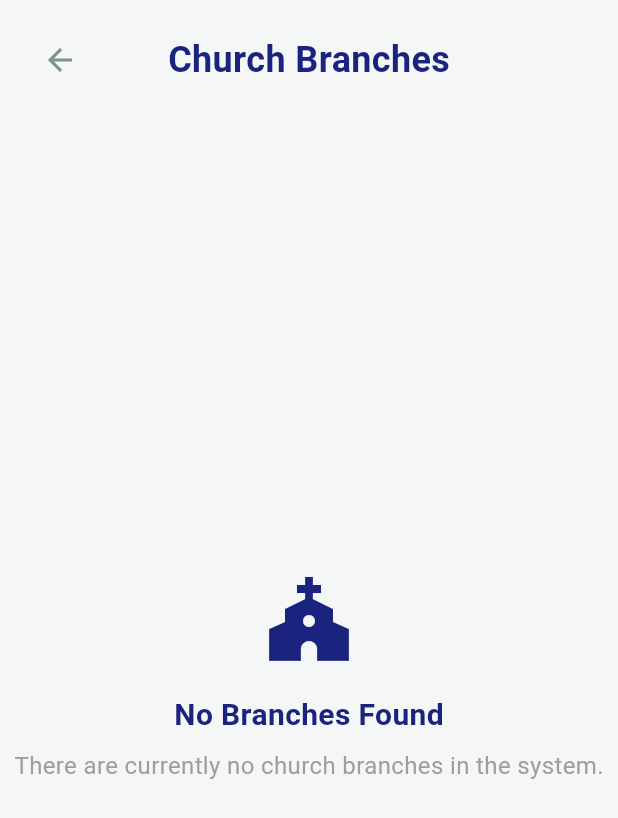
After one commit to AYSamuel/agbc-app, a Flutter app: the AdminScreen screen opened directly, after a tap on "Branches", on a phone screen of 412 x 824 dp. The commit adds this screen. Shown: the top 818 px of the screen. Run offline on Flutter 3.47's test engine with Material 3 defaults, Android fonts, the phone set to English and light mode, and no system bars; our stand-ins replace cloud_firestore, firebase_auth, firebase_core, firebase_messaging, flutter_dotenv, geocoding and 3 more; accounts and stored records are empty.

Commit message:
feat: Add Branch Management Screen and integrate with Firestore
- Introduced a new BranchManagementScreen for managing church branches.
- Implemented FirestoreProvider method to fetch all branches.
- Updated AdminScreen to include navigation to the new BranchManagementScreen.
- Enhanced FirestoreService to support fetching branch data with proper mapping.

```diff
--- a/lib/providers/firestore_provider.dart
+++ b/lib/providers/firestore_provider.dart
@@ -156,6 +156,10 @@ class FirestoreProvider with ChangeNotifier {
     return _firestoreService.getAllMeetings();
   }
 
+  Stream<List<ChurchModel>> getAllBranches() {
+    return _firestoreService.getAllBranches();
+  }
+
   Stream<ChurchModel?> getChurch(String churchId) {
     return _firestoreService.getChurch(churchId);
   }
--- a/lib/screens/admin_screen.dart
+++ b/lib/screens/admin_screen.dart
@@ -4,6 +4,7 @@ import '../providers/firestore_provider.dart';
 import 'user_management_screen.dart';
 import 'task_management_screen.dart';
 import 'meeting_management_screen.dart';
+import 'branch_management_screen.dart';
 import '../utils/theme.dart';
 
 class AdminScreen extends StatelessWidget {
@@ -53,6 +54,17 @@ class AdminScreen extends StatelessWidget {
                 ),
               ),
             ),
+            _buildAdminCard(
+              context,
+              icon: Icons.church,
+              title: 'Branches',
+              onTap: () => Navigator.push(
+                context,
+                MaterialPageRoute(
+                  builder: (context) => const BranchManagementScreen(),
+                ),
+              ),
+            ),
           ],
         ),
       ),
--- /dev/null
+++ b/lib/screens/branch_management_screen.dart
@@ -0,0 +1,158 @@
+import 'package:flutter/material.dart';
+import 'package:provider/provider.dart';
+import '../providers/firestore_provider.dart';
+import '../models/church_model.dart';
+import '../utils/theme.dart';
+
+class BranchManagementScreen extends StatelessWidget {
+  const BranchManagementScreen({super.key});
+
+  @override
+  Widget build(BuildContext context) {
+    final firestoreProvider = Provider.of<FirestoreProvider>(context);
+
+    return Scaffold(
+      backgroundColor: AppTheme.backgroundColor,
+      body: SafeArea(
+        child: Column(
+          children: [
+            // Header with Back button
+            Padding(
+              padding: const EdgeInsets.all(16.0),
+              child: Row(
+                mainAxisAlignment: MainAxisAlignment.spaceBetween,
+                children: [
+                  IconButton(
+                    icon: const Icon(Icons.arrow_back),
+                    onPressed: () => Navigator.pop(context),
+                    color: AppTheme.primaryColor,
+                  ),
+                  const Text(
+                    'Church Branches',
+                    style: TextStyle(
+                      fontSize: 24,
+                      fontWeight: FontWeight.bold,
+                      color: Color(0xFF1A237E),
+                    ),
+                  ),
+                  const SizedBox(width: 48), // Placeholder for spacing
+                ],
+              ),
+            ),
+            // Branches List
+            Expanded(
+              child: StreamBuilder<List<ChurchModel>>(
+                stream: firestoreProvider.getAllBranches(),
+                builder: (context, snapshot) {
+                  if (snapshot.hasError) {
+                    return Center(child: Text('Error: ${snapshot.error}'));
+                  }
+                  if (!snapshot.hasData) {
+                    return const Center(child: CircularProgressIndicator());
+                  }
+                  final branches = snapshot.data!;
+
+                  if (branches.isEmpty) {
+                    return const Center(
+                      child: Column(
+                        mainAxisAlignment: MainAxisAlignment.center,
+                        children: [
+                          Icon(
+                            Icons.church,
+                            size: 64,
+                            color: Color(0xFF1A237E),
+                          ),
+                          SizedBox(height: 16),
+                          Text(
+                            'No Branches Found',
+                            style: TextStyle(
+                              fontSize: 20,
+                              fontWeight: FontWeight.bold,
+                              color: Color(0xFF1A237E),
+                            ),
+                          ),
+                          SizedBox(height: 8),
+                          Text(
+                            'There are currently no church branches in the system.',
+                            style: TextStyle(
+                              fontSize: 16,
+                              color: Colors.grey,
+                            ),
+                          ),
+                        ],
+                      ),
+                    );
+                  }
+
+                  // Sort branches alphabetically by name
+                  branches.sort((a, b) => a.name.compareTo(b.name));
+
+                  return ListView.builder(
+                    padding: const EdgeInsets.all(16),
+                    itemCount: branches.length,
+                    itemBuilder: (context, index) {
+                      final branch = branches[index];
+                      return Card(
+                        margin: const EdgeInsets.only(bottom: 16),
+                        color: AppTheme.cardColor,
+                        child: ListTile(
+                          leading: Container(
+                            padding: const EdgeInsets.all(8),
+                            decoration: BoxDecoration(
+                              color: AppTheme.primaryColor.withOpacity(0.1),
+                              borderRadius: BorderRadius.circular(8),
+                            ),
+                            child: const Icon(
+                              Icons.church,
+                              color: AppTheme.primaryColor,
+                            ),
+                          ),
+                          title: Text(
+                            branch.name,
+                            style: const TextStyle(
+                              fontWeight: FontWeight.bold,
+                            ),
+                          ),
+                          subtitle: Column(
+                            crossAxisAlignment: CrossAxisAlignment.start,
+                            children: [
+                              Text(branch.location),
+                              Text(branch.address),
+                              Text('Person in Charge: ${branch.personInCharge}'),
+                            ],
+                          ),
+                          trailing: IconButton(
+                            icon: const Icon(Icons.edit),
+                            onPressed: () => _showEditBranchDialog(context, branch),
+                            color: AppTheme.primaryColor,
+                          ),
+                        ),
+                      );
+                    },
+                  );
+                },
+              ),
+            ),
+          ],
+        ),
+      ),
+    );
+  }
+
+  void _showEditBranchDialog(BuildContext context, ChurchModel branch) {
+    // TODO: Implement branch editing dialog
+    showDialog(
+      context: context,
+      builder: (context) => AlertDialog(
+        title: const Text('Edit Branch'),
+        content: const Text('Branch editing dialog will be implemented here.'),
+        actions: [
+          TextButton(
+            onPressed: () => Navigator.pop(context),
+            child: const Text('Close'),
+          ),
+        ],
+      ),
+    );
+  }
+}
--- a/lib/services/firestore_service.dart
+++ b/lib/services/firestore_service.dart
@@ -84,9 +84,15 @@ class FirestoreService {
   }
 
   Stream<List<MeetingModel>> getAllMeetings() {
-    return _firestore.collection('meetings').snapshots().map((snapshot) {
-      return snapshot.docs.map((doc) => MeetingModel.fromJson(doc.data())).toList();
-    });
+    return _firestore
+        .collection('meetings')
+        .snapshots()
+        .map((snapshot) => snapshot.docs
+            .map((doc) => MeetingModel.fromJson({
+                  'id': doc.id,
+                  ...doc.data(),
+                }))
+            .toList());
   }
 
   Future<void> createMeeting(MeetingModel meeting) async {
@@ -119,12 +125,14 @@ class FirestoreService {
 
   // Church operations
   Stream<ChurchModel?> getChurch(String churchId) {
-    return _firestore.collection('churches').doc(churchId).snapshots().map((doc) {
-      if (doc.exists) {
-        return ChurchModel.fromJson(doc.data()!);
-      }
-      return null;
-    });
+    return _firestore
+        .collection('churches')
+        .doc(churchId)
+        .snapshots()
+        .map((doc) => doc.exists ? ChurchModel.fromJson({
+              'id': doc.id,
+              ...doc.data()!,
+            }) : null);
   }
 
   Future<void> updateChurch(ChurchModel church) async {
@@ -172,4 +180,16 @@ class FirestoreService {
       throw Exception('Failed to update user role: $e');
     }
   }
+
+  Stream<List<ChurchModel>> getAllBranches() {
+    return _firestore
+        .collection('churches')
+        .snapshots()
+        .map((snapshot) => snapshot.docs
+            .map((doc) => ChurchModel.fromJson({
+                  'id': doc.id,
+                  ...doc.data(),
+                }))
+            .toList());
+  }
 }
```
Also changed, not shown: lib/screens/profile_screen.dart (+6 -4 lines).
